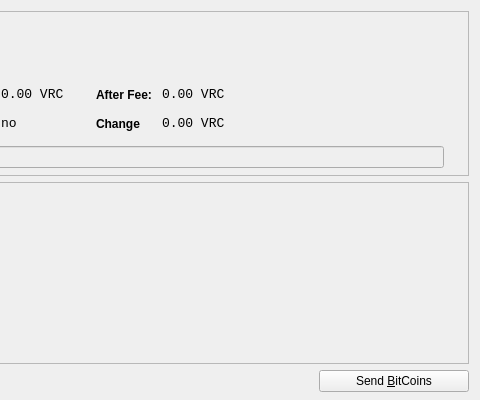
This is src/qt/forms/sendbitcoinsdialog.ui in aidy813/master as Qt 5 draws it before an edit; both pictures show x 370 to 850 and y 0 to 400 of the 850 by 400 pixel window. The edited form follows.
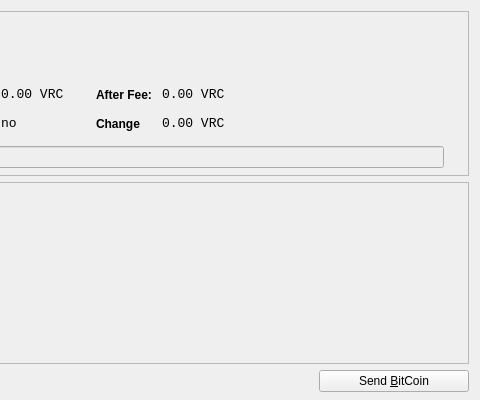
This is the edited form. Icons and pictures are not drawn.

```diff
--- a/src/qt/forms/sendbitcoinsdialog.ui
+++ b/src/qt/forms/sendbitcoinsdialog.ui
@@ -784,7 +784,7 @@
         <string>Confirm the send action</string>
        </property>
        <property name="text">
-        <string>Send &amp;BitCoins</string>
+        <string>Send &amp;BitCoin</string>
        </property>
        <property name="icon">
         <iconset resource="../bitcoin.qrc">
```
